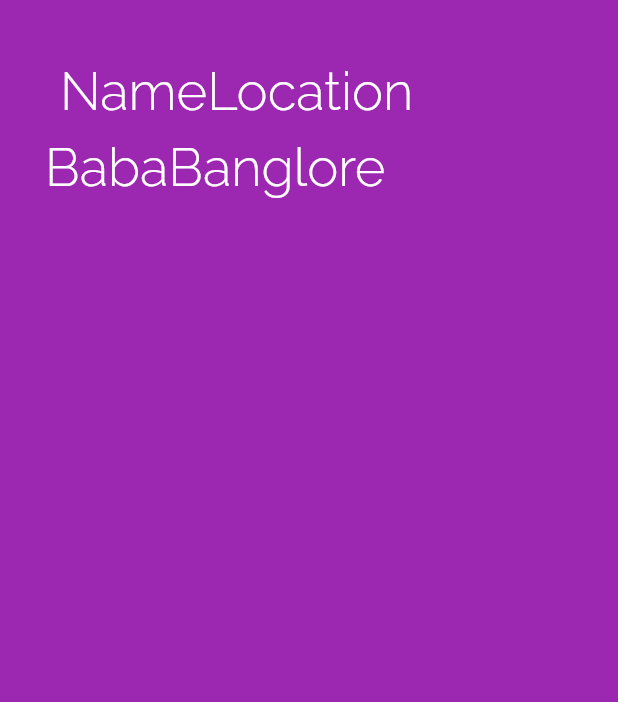
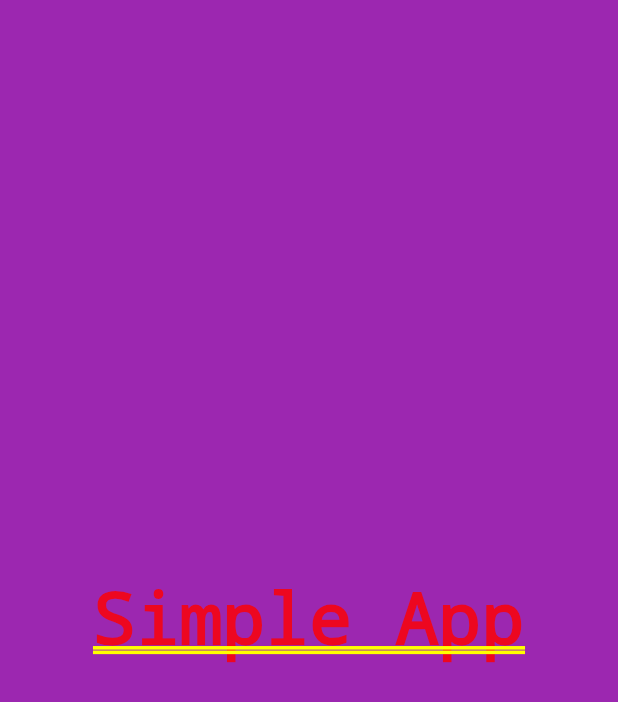
Before and after one commit to saibabavalisk/flutter_app, a Flutter app: the screen it shows after launch, on a phone screen of 412 x 824 dp. Shown: the top 702 px of the screen. Run offline on Flutter 3.47's test engine with Material 2 defaults, Android fonts, the phone set to English and light mode, and no system bars.

Commit message:
Text widget tutorial

```diff
--- a/lib/app_screens/home_page.dart
+++ b/lib/app_screens/home_page.dart
@@ -8,62 +8,7 @@ class Home extends StatelessWidget {
       alignment: Alignment.center,
       color: Colors.purple,
       padding: EdgeInsets.all(30.0),
-      child: Column(
-        children: <Widget>[
-          Container(
-            padding: EdgeInsets.all(10),
-            child: Row(
-              children: <Widget>[
-                Text("Name",
-                    style: TextStyle(
-                        color: Colors.white,
-                        decoration: TextDecoration.none,
-                        fontFamily: "Raleway",
-                        fontSize: 35.0,
-                        fontWeight: FontWeight.w100)),
-                Text("Location",
-                    style: TextStyle(
-                        color: Colors.white,
-                        decoration: TextDecoration.none,
-                        fontFamily: "Raleway",
-                        fontSize: 35.0,
-                        fontWeight: FontWeight.w100))
-              ],
-            ),
-          ),
-          Row(
-            children: <Widget>[
-              Text("Baba",
-                  style: TextStyle(
-                      color: Colors.white,
-                      decoration: TextDecoration.none,
-                      fontFamily: "Raleway",
-                      fontSize: 35.0,
-                      fontWeight: FontWeight.w100)),
-              Text("Banglore",
-                  style: TextStyle(
-                      color: Colors.white,
-                      decoration: TextDecoration.none,
-                      fontFamily: "Raleway",
-                      fontSize: 35.0,
-                      fontWeight: FontWeight.w100))
-            ],
-          )
-        ],
-      ),
-    )
-
-        //  Container(
-        //   color: Colors.deepPurple,
-        //   alignment: Alignment.center,
-        //   child: Text("Smaple App Body",
-        //       style: TextStyle(
-        //           color: Colors.white,
-        //           decoration: TextDecoration.none,
-        //           fontFamily: "Raleway",
-        //           fontSize: 12.0,
-        //           fontWeight: FontWeight.w100)),
-        // )
-        ;
+      child: Text("Simple App"),
+    );
   }
 }
```
